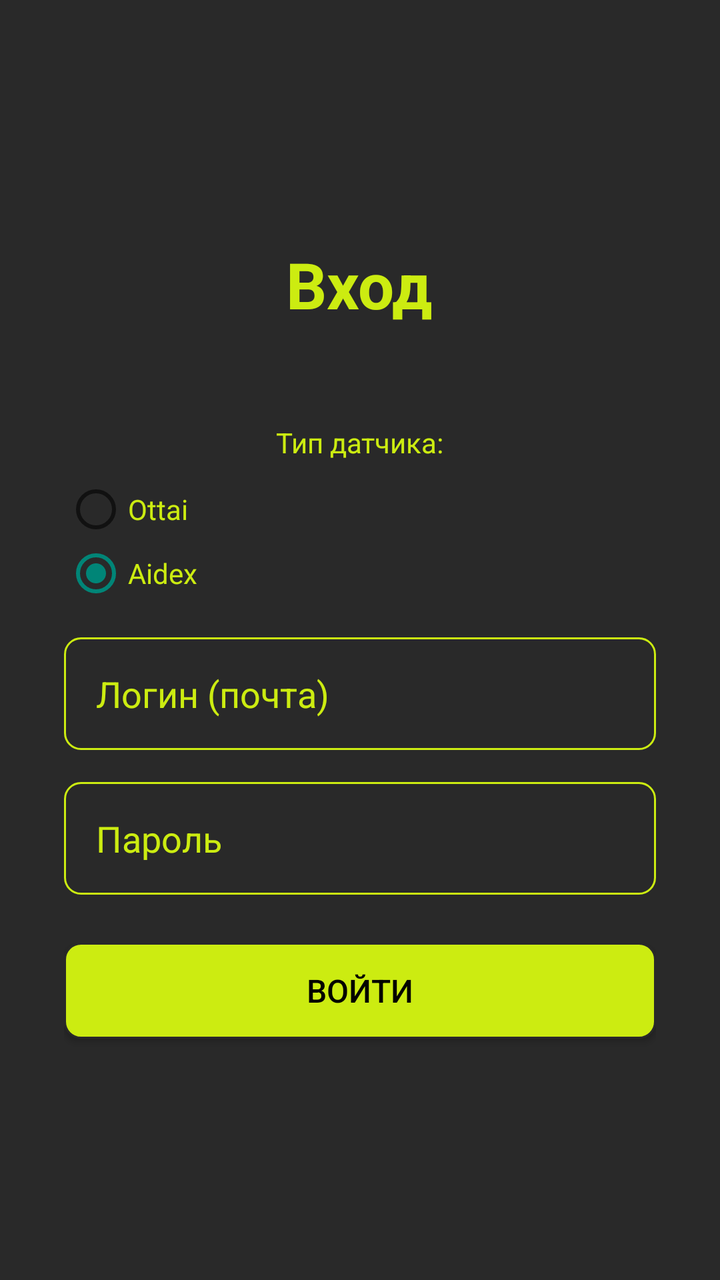
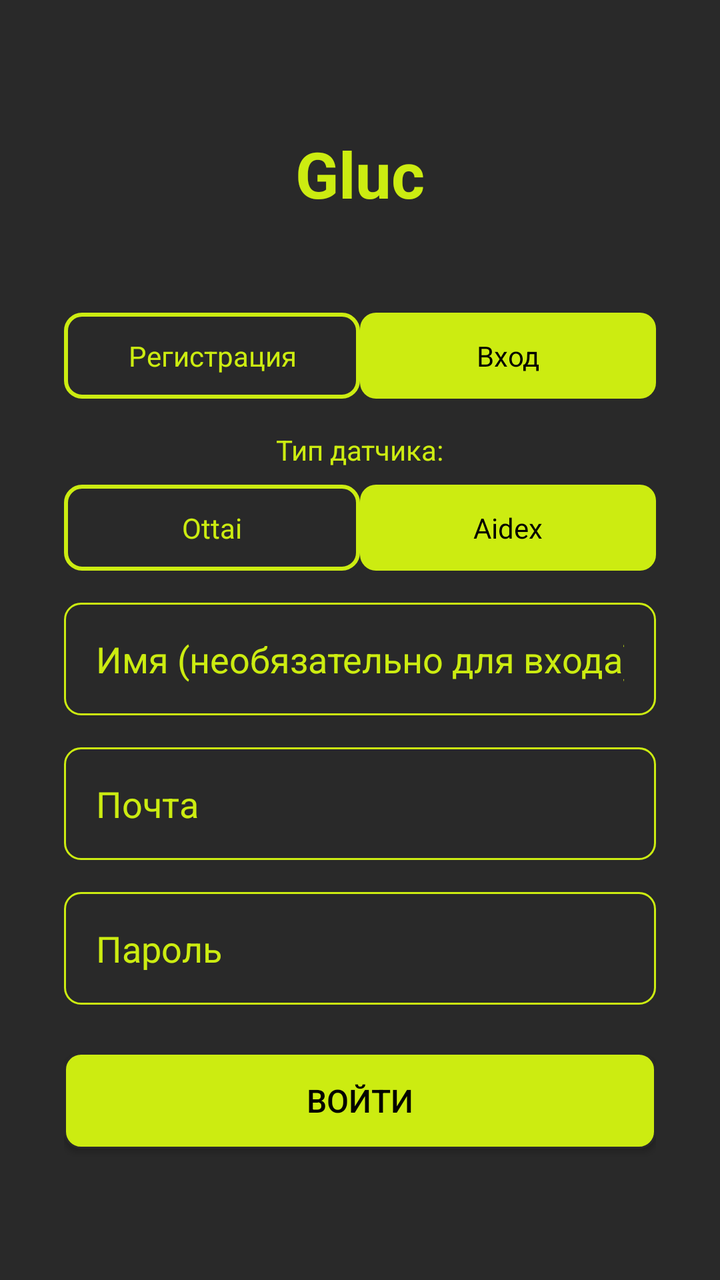

Compare the two renders of this Android layout. The source of the first and the diff that turns it into the second are given below.
<!-- AndroidManifest.xml: application theme Theme.AppCompat.Light.DarkActionBar -->
<!-- res/layout/activity_login.xml -->
<?xml version="1.0" encoding="utf-8"?>
<androidx.constraintlayout.widget.ConstraintLayout
    xmlns:android="http://schemas.android.com/apk/res/android"
    xmlns:app="http://schemas.android.com/apk/res-auto"
    xmlns:tools="http://schemas.android.com/tools"
    android:layout_width="match_parent"
    android:layout_height="match_parent"
    android:background="@color/background_color">

    <LinearLayout
        android:id="@+id/contentLayout"
        android:layout_width="0dp"
        android:layout_height="0dp"
        android:orientation="vertical"
        android:gravity="center"
        android:padding="32dp"
        app:layout_constraintTop_toTopOf="parent"
        app:layout_constraintBottom_toBottomOf="parent"
        app:layout_constraintStart_toStartOf="parent"
        app:layout_constraintEnd_toEndOf="parent">

        <TextView
            android:layout_width="wrap_content"
            android:layout_height="wrap_content"
            android:text="Вход"
            android:textSize="32sp"
            android:textStyle="bold"
            android:layout_marginBottom="48dp"
            android:textColor="@color/accent_color" />

        <TextView
            android:layout_width="wrap_content"
            android:layout_height="wrap_content"
            android:text="Тип датчика:"
            android:textColor="@color/accent_color"
            android:layout_marginBottom="8dp" />

        <RadioGroup
            android:layout_width="match_parent"
            android:layout_height="wrap_content"
            android:layout_marginBottom="16dp">

            <RadioButton
                android:id="@+id/ottai"
                android:layout_width="match_parent"
                android:layout_height="wrap_content"
                android:text="Ottai"
                android:textColor="@color/accent_color" />

            <RadioButton
                android:id="@+id/aidex"
                android:layout_width="match_parent"
                android:layout_height="wrap_content"
                android:text="Aidex"
                android:textColor="@color/accent_color"
                android:checked="true" />
        </RadioGroup>

        <EditText
            android:id="@+id/editTextTextEmailAddress"
            android:layout_width="match_parent"
            android:layout_height="wrap_content"
            android:hint="Логин (почта)"
            android:inputType="textEmailAddress"
            android:padding="16dp"
            android:background="@drawable/edit_text_border"
            android:textColor="@color/accent_color"
            android:textColorHint="@color/accent_color"
            android:layout_marginBottom="16dp" />

        <EditText
            android:id="@+id/editTextTextPassword"
            android:layout_width="match_parent"
            android:layout_height="wrap_content"
            android:hint="Пароль"
            android:inputType="textPassword"
            android:padding="16dp"
            android:background="@drawable/edit_text_border"
            android:textColor="@color/accent_color"
            android:textColorHint="@color/accent_color"
            android:layout_marginBottom="24dp" />

        <Button
            android:id="@+id/btnLogin"
            android:layout_width="match_parent"
            android:layout_height="wrap_content"
            android:text="Войти"
            android:padding="12dp"
            android:background="@drawable/edit_text_border_accent"
            android:textColor="@color/font_color"
            android:textSize="16sp"
            android:onClick="PushButton"
            />

        <ProgressBar
            android:id="@+id/progressBar"
            android:layout_width="wrap_content"
            android:layout_height="wrap_content"
            android:visibility="gone"
            android:layout_marginTop="16dp" />

    </LinearLayout>

</androidx.constraintlayout.widget.ConstraintLayout>
<!-- resources referenced by this layout -->
<resources>
  <color name="accent_color">#CCEC11</color>
  <color name="background_color">#292929</color>
  <color name="font_color">#020200</color>
  <!-- drawable edit_text_border (drawable) -->
  <?xml version="1.0" encoding="utf-8"?>
  <shape xmlns:android="http://schemas.android.com/apk/res/android">
      <solid android:color="@color/background_color" />
      <stroke
          android:width="1dp"
          android:color="@color/accent_color" />
      <corners android:radius="8dp" />
  </shape>
  <!-- drawable edit_text_border_accent (drawable) -->
  <?xml version="1.0" encoding="utf-8"?>
  <shape xmlns:android="http://schemas.android.com/apk/res/android">
      <solid android:color="@color/accent_color" />
      <stroke
          android:width="1dp"
          android:color="@color/background_color" />
      <corners android:radius="8dp" />
  </shape>
</resources>

<!-- the commit's change to res/layout/activity_login.xml (unified diff, before → after) -->
@@ -18,49 +18,104 @@
         app:layout_constraintBottom_toBottomOf="parent"
         app:layout_constraintStart_toStartOf="parent"
         app:layout_constraintEnd_toEndOf="parent">
-
         <TextView
             android:layout_width="wrap_content"
             android:layout_height="wrap_content"
-            android:text="Вход"
+            android:text="Gluc"
             android:textSize="32sp"
             android:textStyle="bold"
             android:layout_marginBottom="48dp"
             android:textColor="@color/accent_color" />
+        <RadioGroup
+            android:layout_width="match_parent"
+            android:layout_height="wrap_content"
+            android:orientation="horizontal"
+            android:layout_marginBottom="16dp"
+            android:id="@+id/login_auth">
 
+            <RadioButton
+                android:id="@+id/register"
+                android:layout_width="0dp"
+                android:layout_height="wrap_content"
+                android:layout_weight="1"
+                android:text="Регистрация"
+                android:textColor="@drawable/radio_text_selector"
+                android:background="@drawable/radio_button_selector"
+                android:button="@null"
+                android:gravity="center"
+                android:padding="12dp" />
+
+            <RadioButton
+                android:id="@+id/login"
+                android:layout_width="0dp"
+                android:layout_height="wrap_content"
+                android:layout_weight="1"
+                android:text="Вход"
+                android:textColor="@drawable/radio_text_selector"
+                android:checked="true"
+                android:background="@drawable/radio_button_selector"
+                android:button="@null"
+                android:gravity="center"
+                android:padding="12dp" />
+        </RadioGroup>
         <TextView
             android:layout_width="wrap_content"
             android:layout_height="wrap_content"
             android:text="Тип датчика:"
             android:textColor="@color/accent_color"
-            android:layout_marginBottom="8dp" />
+            android:layout_marginBottom="8dp"
+            android:orientation="horizontal"
+            />
 
         <RadioGroup
             android:layout_width="match_parent"
             android:layout_height="wrap_content"
-            android:layout_marginBottom="16dp">
+            android:layout_marginBottom="16dp"
+            android:orientation="horizontal"
+            >
 
             <RadioButton
                 android:id="@+id/ottai"
-                android:layout_width="match_parent"
+                android:layout_width="0dp"
                 android:layout_height="wrap_content"
+                android:layout_weight="1"
                 android:text="Ottai"
-                android:textColor="@color/accent_color" />
+                android:textColor="@drawable/radio_text_selector"
+                android:background="@drawable/radio_button_selector"
+                android:button="@null"
+                android:gravity="center"
+                android:padding="12dp" />
 
             <RadioButton
                 android:id="@+id/aidex"
-                android:layout_width="match_parent"
+                android:layout_width="0dp"
                 android:layout_height="wrap_content"
+                android:layout_weight="1"
                 android:text="Aidex"
-                android:textColor="@color/accent_color"
-                android:checked="true" />
+                android:textColor="@drawable/radio_text_selector"
+                android:background="@drawable/radio_button_selector"
+                android:button="@null"
+                android:gravity="center"
+                android:padding="12dp"
+                android:checked="true"
+                />
         </RadioGroup>
-
+        <EditText
+            android:id="@+id/editTextTextUsername"
+            android:layout_width="match_parent"
+            android:layout_height="wrap_content"
+            android:hint="Имя (необязательно для входа)"
+            android:inputType="textEmailAddress"
+            android:padding="16dp"
+            android:background="@drawable/edit_text_border"
+            android:textColor="@color/accent_color"
+            android:textColorHint="@color/accent_color"
+            android:layout_marginBottom="16dp" />
         <EditText
             android:id="@+id/editTextTextEmailAddress"
             android:layout_width="match_parent"
             android:layout_height="wrap_content"
-            android:hint="Логин (почта)"
+            android:hint="Почта"
             android:inputType="textEmailAddress"
             android:padding="16dp"
             android:background="@drawable/edit_text_border"
<!-- resource entries referenced after the edit -->
@@ -21,5 +21,28 @@
           android:color="@color/background_color" />
       <corners android:radius="8dp" />
   </shape>
+  <!-- drawable radio_button_selector (drawable) -->
+  <?xml version="1.0" encoding="utf-8"?>
+  <selector xmlns:android="http://schemas.android.com/apk/res/android">
+      <item android:state_checked="true">
+          <shape>
+              <solid android:color="@color/accent_color" />
+              <corners android:radius="8dp" />
+          </shape>
+      </item>
+      <item android:state_checked="false">
+          <shape>
+              <solid android:color="@android:color/transparent" />
+              <stroke android:width="2dp" android:color="@color/accent_color" />
+              <corners android:radius="8dp" />
+          </shape>
+      </item>
+  </selector>
+  <!-- drawable radio_text_selector (drawable) -->
+  <?xml version="1.0" encoding="utf-8"?>
+  <selector xmlns:android="http://schemas.android.com/apk/res/android">
+      <item android:state_checked="true" android:color="@color/font_color" />
+      <item android:state_checked="false" android:color="@color/accent_color" />
+  </selector>
 </resources>
 
